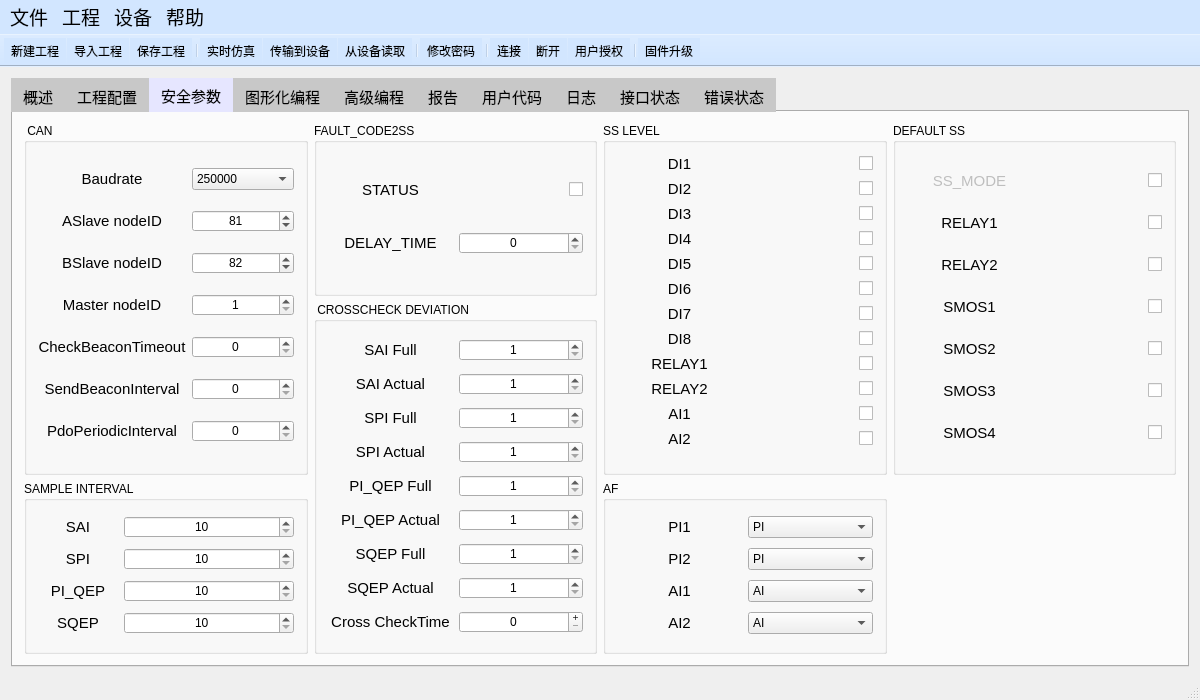
Before: the Qt Designer form mainwindow.ui in su0814/qt_spc100, drawn with Qt 5.
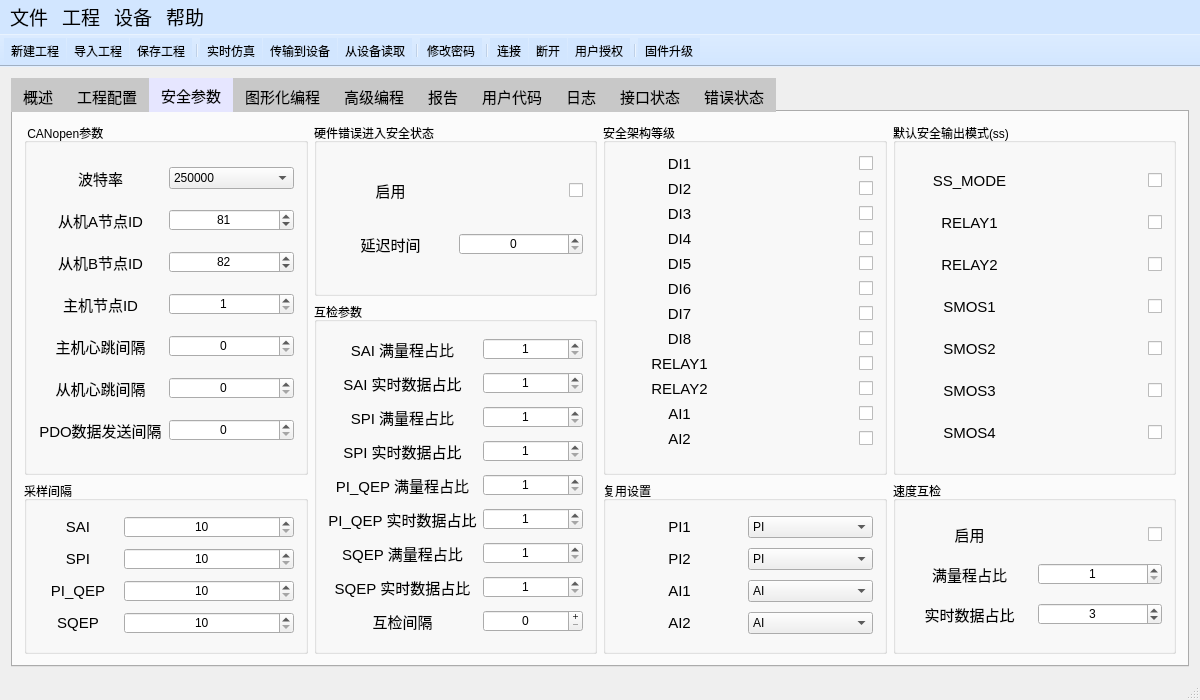
After: the same form once the commit is applied. The open tabs and pages were chosen to show the change. Icons and pictures are not drawn.

```diff
--- a/mainwindow.ui
+++ b/mainwindow.ui
@@ -826,7 +826,7 @@
            <string notr="true"/>
           </property>
           <property name="title">
-           <string> CAN</string>
+           <string> CANopen参数</string>
           </property>
           <layout class="QGridLayout" name="gridLayout_26">
            <item row="0" column="0">
@@ -849,7 +849,7 @@
               <string/>
              </property>
              <property name="text">
-              <string>Baudrate</string>
+              <string>波特率</string>
              </property>
              <property name="alignment">
               <set>Qt::AlignCenter</set>
@@ -892,7 +892,7 @@
               <string>&lt;html&gt;&lt;head/&gt;&lt;body&gt;&lt;p&gt;从机A节点ID(1-127)&lt;/p&gt;&lt;/body&gt;&lt;/html&gt;</string>
              </property>
              <property name="text">
-              <string>ASlave nodeID</string>
+              <string>从机A节点ID</string>
              </property>
              <property name="alignment">
               <set>Qt::AlignCenter</set>
@@ -932,7 +932,7 @@
               <string>&lt;html&gt;&lt;head/&gt;&lt;body&gt;&lt;p&gt;从机B节点ID(1-127)&lt;/p&gt;&lt;/body&gt;&lt;/html&gt;</string>
              </property>
              <property name="text">
-              <string>BSlave nodeID</string>
+              <string>从机B节点ID</string>
              </property>
              <property name="alignment">
               <set>Qt::AlignCenter</set>
@@ -972,7 +972,7 @@
               <string>&lt;html&gt;&lt;head/&gt;&lt;body&gt;&lt;p&gt;主机节点ID(1-127)&lt;/p&gt;&lt;/body&gt;&lt;/html&gt;</string>
              </property>
              <property name="text">
-              <string>Master nodeID</string>
+              <string>主机节点ID</string>
              </property>
              <property name="alignment">
               <set>Qt::AlignCenter</set>
@@ -1012,7 +1012,7 @@
               <string>&lt;html&gt;&lt;head/&gt;&lt;body&gt;&lt;p&gt;主机心跳间隔(ms)&lt;/p&gt;&lt;/body&gt;&lt;/html&gt;</string>
              </property>
              <property name="text">
-              <string>CheckBeaconTimeout</string>
+              <string>主机心跳间隔</string>
              </property>
              <property name="alignment">
               <set>Qt::AlignCenter</set>
@@ -1046,7 +1046,7 @@
               <string>&lt;html&gt;&lt;head/&gt;&lt;body&gt;&lt;p&gt;从机心跳间隔(ms)&lt;/p&gt;&lt;/body&gt;&lt;/html&gt;</string>
              </property>
              <property name="text">
-              <string>SendBeaconInterval</string>
+              <string>从机心跳间隔</string>
              </property>
              <property name="alignment">
               <set>Qt::AlignCenter</set>
@@ -1080,7 +1080,7 @@
               <string>&lt;html&gt;&lt;head/&gt;&lt;body&gt;&lt;p&gt;PDO数据发送间隔(ms,为0时事件发送)&lt;/p&gt;&lt;/body&gt;&lt;/html&gt;</string>
              </property>
              <property name="text">
-              <string>PdoPeriodicInterval</string>
+              <string>PDO数据发送间隔</string>
              </property>
              <property name="alignment">
               <set>Qt::AlignCenter</set>
@@ -1106,7 +1106,7 @@
            <string notr="true"/>
           </property>
           <property name="title">
-           <string>FAULT_CODE2SS</string>
+           <string>硬件错误进入安全状态</string>
           </property>
           <layout class="QGridLayout" name="gridLayout_23">
            <item row="2" column="1">
@@ -1145,7 +1145,7 @@
               <string>&lt;html&gt;&lt;head/&gt;&lt;body&gt;&lt;p&gt;进入安全状态的延时(ms)&lt;/p&gt;&lt;/body&gt;&lt;/html&gt;</string>
              </property>
              <property name="text">
-              <string>DELAY_TIME</string>
+              <string>延迟时间</string>
              </property>
              <property name="alignment">
               <set>Qt::AlignCenter</set>
@@ -1194,7 +1194,7 @@
               <string>&lt;html&gt;&lt;head/&gt;&lt;body&gt;&lt;p&gt;硬件错误进入安全状态使能&lt;/p&gt;&lt;/body&gt;&lt;/html&gt;</string>
              </property>
              <property name="text">
-              <string>STATUS</string>
+              <string>启用</string>
              </property>
              <property name="alignment">
               <set>Qt::AlignCenter</set>
@@ -1216,7 +1216,7 @@
            <string notr="true"/>
           </property>
           <property name="title">
-           <string>SS LEVEL</string>
+           <string>安全架构等级</string>
           </property>
           <layout class="QGridLayout" name="gridLayout_20">
            <item row="7" column="1">
@@ -1615,7 +1615,7 @@
            <string notr="true"/>
           </property>
           <property name="title">
-           <string>DEFAULT SS</string>
+           <string>默认安全输出模式(ss)</string>
           </property>
           <layout class="QGridLayout" name="gridLayout_22">
            <item row="6" column="1">
@@ -1694,7 +1694,7 @@
            <item row="0" column="0">
             <widget class="QLabel" name="label_79">
              <property name="enabled">
-              <bool>false</bool>
+              <bool>true</bool>
              </property>
              <property name="maximumSize">
               <size>
@@ -1856,7 +1856,7 @@
            <string notr="true"/>
           </property>
           <property name="title">
-           <string> CROSSCHECK DEVIATION</string>
+           <string>互检参数</string>
           </property>
           <layout class="QGridLayout" name="gridLayout_25">
            <item row="1" column="0">
@@ -1876,7 +1876,7 @@
               <string>&lt;html&gt;&lt;head/&gt;&lt;body&gt;&lt;p&gt;双通道AI实时读数百分比容忍差(0-100)&lt;/p&gt;&lt;/body&gt;&lt;/html&gt;</string>
              </property>
              <property name="text">
-              <string>SAI Actual</string>
+              <string>SAI 实时数据占比</string>
              </property>
              <property name="alignment">
               <set>Qt::AlignCenter</set>
@@ -1900,7 +1900,7 @@
               <string>&lt;html&gt;&lt;head/&gt;&lt;body&gt;&lt;p&gt;双通道PI满量程(200K)百分比容忍差(0-100)&lt;/p&gt;&lt;/body&gt;&lt;/html&gt;</string>
              </property>
              <property name="text">
-              <string>SPI Full</string>
+              <string>SPI 满量程占比</string>
              </property>
              <property name="alignment">
               <set>Qt::AlignCenter</set>
@@ -1924,7 +1924,7 @@
               <string>&lt;html&gt;&lt;head/&gt;&lt;body&gt;&lt;p&gt;双通道PI实时读数百分比容忍差(0-100)&lt;/p&gt;&lt;/body&gt;&lt;/html&gt;</string>
              </property>
              <property name="text">
-              <string>SPI Actual</string>
+              <string>SPI 实时数据占比</string>
              </property>
              <property name="alignment">
               <set>Qt::AlignCenter</set>
@@ -1961,7 +1961,7 @@
               <string>&lt;html&gt;&lt;head/&gt;&lt;body&gt;&lt;p&gt;双通道PI-QEP满量程(200K)百分比容忍差(0-100)&lt;/p&gt;&lt;/body&gt;&lt;/html&gt;</string>
              </property>
              <property name="text">
-              <string>PI_QEP Full</string>
+              <string>PI_QEP 满量程占比</string>
              </property>
              <property name="alignment">
               <set>Qt::AlignCenter</set>
@@ -1998,7 +1998,7 @@
               <string>&lt;html&gt;&lt;head/&gt;&lt;body&gt;&lt;p&gt;双通道PI-QEP实时读数百分比容忍差(0-100)&lt;/p&gt;&lt;/body&gt;&lt;/html&gt;</string>
              </property>
              <property name="text">
-              <string>PI_QEP Actual</string>
+              <string>PI_QEP 实时数据占比</string>
              </property>
              <property name="alignment">
               <set>Qt::AlignCenter</set>
@@ -2022,7 +2022,7 @@
               <string>&lt;html&gt;&lt;head/&gt;&lt;body&gt;&lt;p&gt;双通道AI的满量程(30V)百分比容忍差(0-100)&lt;/p&gt;&lt;/body&gt;&lt;/html&gt;</string>
              </property>
              <property name="text">
-              <string>SAI Full</string>
+              <string>SAI 满量程占比</string>
              </property>
              <property name="alignment">
               <set>Qt::AlignCenter</set>
@@ -2085,7 +2085,7 @@
               <string>&lt;html&gt;&lt;head/&gt;&lt;body&gt;&lt;p&gt;双通道QEP满量程(200K)百分比容忍差(0-100)&lt;/p&gt;&lt;/body&gt;&lt;/html&gt;</string>
              </property>
              <property name="text">
-              <string>SQEP Full</string>
+              <string>SQEP 满量程占比</string>
              </property>
              <property name="alignment">
               <set>Qt::AlignCenter</set>
@@ -2148,7 +2148,7 @@
               <string>&lt;html&gt;&lt;head/&gt;&lt;body&gt;&lt;p&gt;双通道QEP实时读数百分比容忍差(0-100)&lt;/p&gt;&lt;/body&gt;&lt;/html&gt;</string>
              </property>
              <property name="text">
-              <string>SQEP Actual</string>
+              <string>SQEP 实时数据占比</string>
              </property>
              <property name="alignment">
               <set>Qt::AlignCenter</set>
@@ -2172,7 +2172,7 @@
               <string>&lt;html&gt;&lt;head/&gt;&lt;body&gt;&lt;p&gt;双通道硬件互检间隔(25ms)&lt;/p&gt;&lt;/body&gt;&lt;/html&gt;</string>
              </property>
              <property name="text">
-              <string>Cross CheckTime</string>
+              <string>互检间隔</string>
              </property>
              <property name="alignment">
               <set>Qt::AlignCenter</set>
@@ -2207,7 +2207,7 @@
            <string notr="true"/>
           </property>
           <property name="title">
-           <string>SAMPLE INTERVAL</string>
+           <string>采样间隔</string>
           </property>
           <layout class="QGridLayout" name="gridLayout_24">
            <item row="0" column="0">
@@ -2367,7 +2367,7 @@
            <string notr="true"/>
           </property>
           <property name="title">
-           <string>AF</string>
+           <string>复用设置</string>
           </property>
           <layout class="QGridLayout" name="gridLayout_21">
            <item row="0" column="0">
@@ -2517,6 +2517,123 @@
           </layout>
          </widget>
         </item>
+        <item row="2" column="3">
+         <widget class="QGroupBox" name="groupBox_speed_crosscheck">
+          <property name="title">
+           <string>速度互检</string>
+          </property>
+          <layout class="QGridLayout" name="gridLayout_8">
+           <item row="0" column="0">
+            <widget class="QLabel" name="label_7">
+             <property name="font">
+              <font>
+               <pointsize>11</pointsize>
+              </font>
+             </property>
+             <property name="toolTipDuration">
+              <number>-12</number>
+             </property>
+             <property name="layoutDirection">
+              <enum>Qt::LeftToRight</enum>
+             </property>
+             <property name="text">
+              <string>启用</string>
+             </property>
+             <property name="alignment">
+              <set>Qt::AlignCenter</set>
+             </property>
+            </widget>
+           </item>
+           <item row="0" column="1">
+            <widget class="QCheckBox" name="param_speed_crosscheck_enable">
+             <property name="layoutDirection">
+              <enum>Qt::RightToLeft</enum>
+             </property>
+             <property name="text">
+              <string/>
+             </property>
+            </widget>
+           </item>
+           <item row="1" column="0">
+            <widget class="QLabel" name="label_2">
+             <property name="font">
+              <font>
+               <pointsize>11</pointsize>
+              </font>
+             </property>
+             <property name="toolTip">
+              <string>&lt;html&gt;&lt;head/&gt;&lt;body&gt;&lt;p&gt;QEP1与QPE2间/PI_QEP1和PI_QEP2间的满量程(200K)百分比容忍差(0-100)&lt;/p&gt;&lt;/body&gt;&lt;/html&gt;</string>
+             </property>
+             <property name="toolTipDuration">
+              <number>-12</number>
+             </property>
+             <property name="layoutDirection">
+              <enum>Qt::LeftToRight</enum>
+             </property>
+             <property name="text">
+              <string>满量程占比</string>
+             </property>
+             <property name="alignment">
+              <set>Qt::AlignCenter</set>
+             </property>
+            </widget>
+           </item>
+           <item row="1" column="1">
+            <widget class="QSpinBox" name="param_speed_crosscheck_full">
+             <property name="alignment">
+              <set>Qt::AlignCenter</set>
+             </property>
+             <property name="minimum">
+              <number>1</number>
+             </property>
+             <property name="maximum">
+              <number>100</number>
+             </property>
+            </widget>
+           </item>
+           <item row="2" column="0">
+            <widget class="QLabel" name="label_6">
+             <property name="font">
+              <font>
+               <pointsize>11</pointsize>
+              </font>
+             </property>
+             <property name="toolTip">
+              <string>&lt;html&gt;&lt;head/&gt;&lt;body&gt;&lt;p&gt;QEP1与QPE2间/PI_QEP1和PI_QEP2间的实时读数的(200K)百分比容忍差(0-100)&lt;/p&gt;&lt;/body&gt;&lt;/html&gt;</string>
+             </property>
+             <property name="toolTipDuration">
+              <number>-12</number>
+             </property>
+             <property name="layoutDirection">
+              <enum>Qt::LeftToRight</enum>
+             </property>
+             <property name="text">
+              <string>实时数据占比</string>
+             </property>
+             <property name="alignment">
+              <set>Qt::AlignCenter</set>
+             </property>
+            </widget>
+           </item>
+           <item row="2" column="1">
+            <widget class="QSpinBox" name="param_speed_crosscheck_actual">
+             <property name="alignment">
+              <set>Qt::AlignCenter</set>
+             </property>
+             <property name="minimum">
+              <number>1</number>
+             </property>
+             <property name="maximum">
+              <number>100</number>
+             </property>
+             <property name="value">
+              <number>3</number>
+             </property>
+            </widget>
+           </item>
+          </layout>
+         </widget>
+        </item>
        </layout>
       </widget>
       <widget class="QWidget" name="tab_logic_create">
```
Left out of the diff: 2 changed lines with no effect on the pictures.
